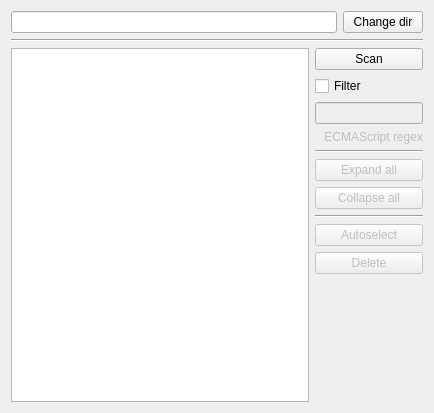
First picture: the form in main_window.ui, repository Rhazarian/DuplicateFinder, before the edit.
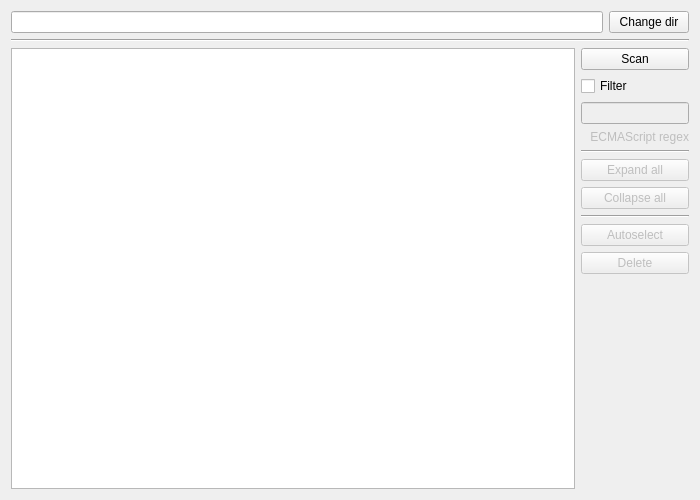
Second picture: the form after the edit.

What changed in the file:
```diff
--- a/main_window.ui
+++ b/main_window.ui
@@ -6,8 +6,8 @@
    <rect>
     <x>0</x>
     <y>0</y>
-    <width>434</width>
-    <height>413</height>
+    <width>700</width>
+    <height>500</height>
    </rect>
   </property>
   <property name="windowTitle">
@@ -23,16 +23,50 @@
    <layout class="QGridLayout" name="gridLayout">
     <item row="0" column="0">
      <layout class="QVBoxLayout" name="verticalLayout">
+      <property name="spacing">
+       <number>-1</number>
+      </property>
       <item>
        <layout class="QHBoxLayout" name="horizontalLayout">
+        <property name="spacing">
+         <number>-1</number>
+        </property>
+        <property name="sizeConstraint">
+         <enum>QLayout::SetDefaultConstraint</enum>
+        </property>
+        <property name="bottomMargin">
+         <number>0</number>
+        </property>
         <item>
-         <widget class="QLineEdit" name="currentDir"/>
+         <widget class="QLineEdit" name="currentDir">
+          <property name="readOnly">
+           <bool>false</bool>
+          </property>
+          <property name="clearButtonEnabled">
+           <bool>false</bool>
+          </property>
+         </widget>
         </item>
         <item>
          <widget class="QPushButton" name="changeDirButton">
           <property name="text">
            <string>Change dir</string>
           </property>
+          <property name="iconSize">
+           <size>
+            <width>16</width>
+            <height>16</height>
+           </size>
+          </property>
+          <property name="autoDefault">
+           <bool>false</bool>
+          </property>
+          <property name="default">
+           <bool>false</bool>
+          </property>
+          <property name="flat">
+           <bool>false</bool>
+          </property>
          </widget>
         </item>
        </layout>
@@ -64,7 +98,7 @@
            <bool>false</bool>
           </attribute>
           <attribute name="headerStretchLastSection">
-           <bool>true</bool>
+           <bool>false</bool>
           </attribute>
           <column>
            <property name="text">
@@ -75,6 +109,9 @@
         </item>
         <item>
          <layout class="QVBoxLayout" name="verticalLayout_2">
+          <property name="spacing">
+           <number>-1</number>
+          </property>
           <property name="sizeConstraint">
            <enum>QLayout::SetDefaultConstraint</enum>
           </property>
```
Left out of the diff: 6 changed lines with no effect on the pictures.
